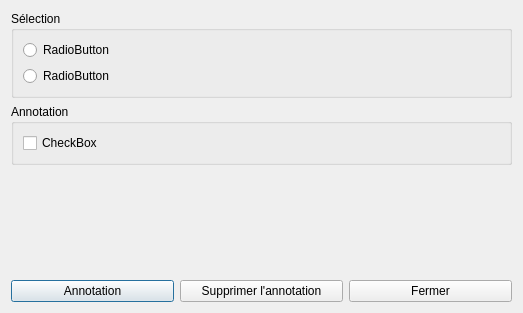
Above: sources/ui/dialogconductorautonum.ui from qelectrotech/qelectrotech-source-mirror before the change. Below: the same form after it.
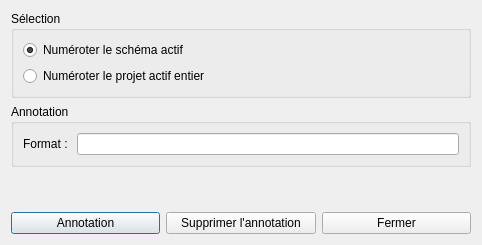
That is the form after the change. Icons and pictures are not drawn.

```diff
--- a/sources/ui/dialogconductorautonum.ui
+++ b/sources/ui/dialogconductorautonum.ui
@@ -6,8 +6,8 @@
    <rect>
     <x>0</x>
     <y>0</y>
-    <width>523</width>
-    <height>313</height>
+    <width>482</width>
+    <height>245</height>
    </rect>
   </property>
   <property name="windowTitle">
@@ -31,14 +31,17 @@
           <item>
            <widget class="QRadioButton" name="radioButton">
             <property name="text">
-             <string>RadioButton</string>
+             <string>Numéroter le schéma actif</string>
+            </property>
+            <property name="checked">
+             <bool>true</bool>
             </property>
            </widget>
           </item>
           <item>
            <widget class="QRadioButton" name="radioButton_2">
             <property name="text">
-             <string>RadioButton</string>
+             <string>Numéroter le projet actif entier</string>
             </property>
            </widget>
           </item>
@@ -56,11 +59,18 @@
         <item>
          <layout class="QVBoxLayout" name="verticalLayout_5">
           <item>
-           <widget class="QCheckBox" name="checkBox">
-            <property name="text">
-             <string>CheckBox</string>
-            </property>
-           </widget>
+           <layout class="QGridLayout" name="gridLayout">
+            <item row="0" column="1">
+             <widget class="QLineEdit" name="lineEdit"/>
+            </item>
+            <item row="0" column="0">
+             <widget class="QLabel" name="label_format">
+              <property name="text">
+               <string>Format : </string>
+              </property>
+             </widget>
+            </item>
+           </layout>
           </item>
          </layout>
         </item>
```
Left out of the diff: 12 changed lines with no effect on the pictures.
